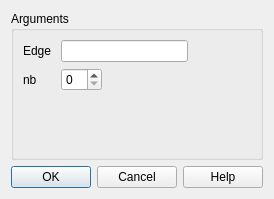
SalomePlatform/hexablock, file src/HEXABLOCKGUI/CutEdge_QTD.ui: the form before one commit.
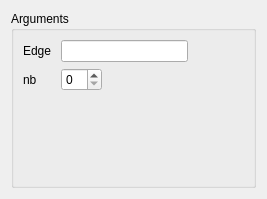
The form after the commit.

Commit message: fixed : selection model added : highlight on propagation's edges 	apply button on dialog panel updated : association menu, object brower's name, menu always showing, ...

The edit to the form file:
```diff
--- a/src/HEXABLOCKGUI/CutEdge_QTD.ui
+++ b/src/HEXABLOCKGUI/CutEdge_QTD.ui
@@ -6,7 +6,7 @@
    <rect>
     <x>0</x>
     <y>0</y>
-    <width>214</width>
+    <width>267</width>
     <height>199</height>
    </rect>
   </property>
@@ -63,16 +63,6 @@
      </layout>
     </widget>
    </item>
-   <item>
-    <widget class="QDialogButtonBox" name="buttonBox">
-     <property name="orientation">
-      <enum>Qt::Horizontal</enum>
-     </property>
-     <property name="standardButtons">
-      <set>QDialogButtonBox::Cancel|QDialogButtonBox::Ok|QDialogButtonBox::Help</set>
-     </property>
-    </widget>
-   </item>
   </layout>
  </widget>
  <resources/>
```
Left out of the diff: 35 changed lines with no effect on the pictures. The commit also changes 37 other files.
